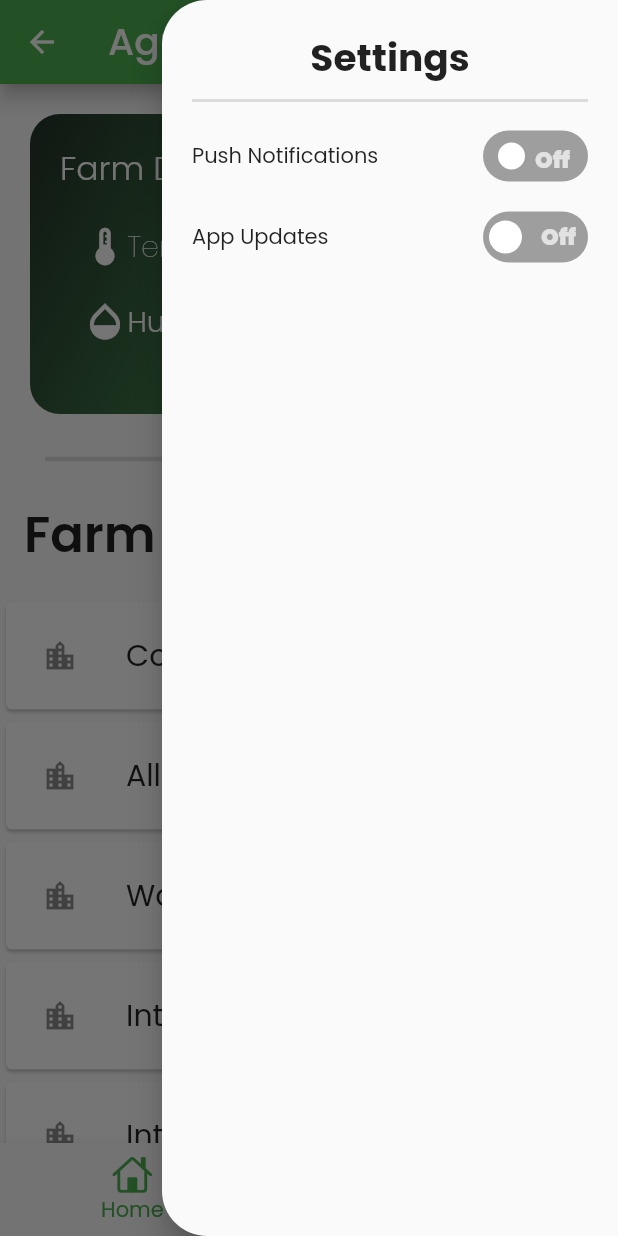
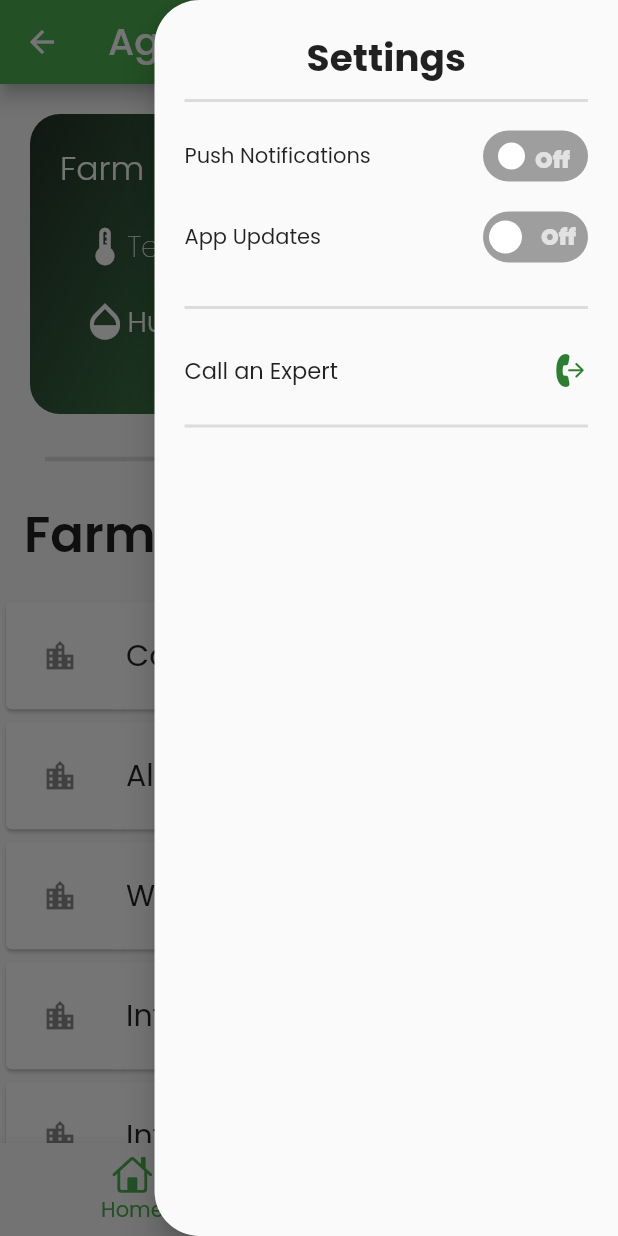
Before and after one commit to Vasudev-2308/AgroBuddy, a Flutter app: the HomeScreen screen opened directly, after a tap on the "tune" icon, on a phone screen of 412 x 824 dp. Run offline on Flutter 3.47's test engine with Material 2 defaults, Android fonts, the phone set to English and light mode, and no system bars; drawn by our look-alikes of flutter_switch; our stand-ins replace google_fonts, lottie, toast; missing offline and left inert: flutter_phone_direct_caller, flutter_vlc_player; network calls fail.

Commit message:
Made More Changes, Bug Fixes Remaining

```diff
--- a/lib/Screens/BottomNavBarPages/crop_recommender.dart
+++ b/lib/Screens/BottomNavBarPages/crop_recommender.dart
@@ -1,5 +1,6 @@
 // ignore_for_file: non_constant_identifier_names
 
+import 'package:agro_buddy/UI/loading.dart';
 import 'package:provider/provider.dart';
 import 'package:flutter/material.dart';
 
@@ -35,8 +36,11 @@ class RecommenderScreen extends StatelessWidget {
                   "Crop Recommender",
                   style: TextStyle(fontSize: 25, fontWeight: FontWeight.bold),
                 )),
-            Text(
-              cropName!.isEmpty?"Crop":cropName,
+            cropName!.isEmpty ? Container(
+              width: 90,
+              height: 90,
+              child: LoadingWidget()):Text(
+              cropName,
               style: const TextStyle(fontWeight: FontWeight.bold, fontSize: 38),
             ),
             Container(
--- a/lib/Screens/BottomNavBarPages/farmscreen.dart
+++ b/lib/Screens/BottomNavBarPages/farmscreen.dart
@@ -19,7 +19,6 @@ class _FarmState extends State<Farm> {
   VlcPlayerController controller = VlcPlayerController.network(
     "http://192.168.0.105:8081/",
     hwAcc: HwAcc.full,
-    autoPlay: true,
   );
   bool videoStatus = true;
 
--- a/lib/Screens/settings_drawer_screen.dart
+++ b/lib/Screens/settings_drawer_screen.dart
@@ -1,4 +1,6 @@
+import 'package:flutter/cupertino.dart';
 import 'package:flutter/material.dart';
+import 'package:flutter_phone_direct_caller/flutter_phone_direct_caller.dart';
 import 'package:flutter_switch/flutter_switch.dart';
 import 'package:lottie/lottie.dart';
 
@@ -10,12 +12,19 @@ class DrawerWidget extends StatefulWidget {
 }
 
 class _DrawerWidgetState extends State<DrawerWidget> {
-   bool status0 = false;
+  _callExpert() async {
+    const number = "+917090XXXXXX";
+
+    bool? res = await FlutterPhoneDirectCaller.callNumber(number);
+  }
+
+  bool status0 = false;
   bool status1 = false;
   @override
   Widget build(BuildContext context) {
     return SafeArea(
       child: Drawer(
+          width: MediaQuery.of(context).size.width * 0.75,
           elevation: 10.0,
           shape: const RoundedRectangleBorder(
             borderRadius: BorderRadius.only(
@@ -81,6 +90,49 @@ class _DrawerWidgetState extends State<DrawerWidget> {
                   ),
                 ],
               ),
+              const SizedBox(
+                height: 20,
+              ),
+              const Divider(
+                thickness: 2,
+                height: 20,
+              ),
+              const SizedBox(
+                height: 20,
+              ),
+
+              GestureDetector(
+                onTap: () {
+                  print("Calling Expert");
+                  _callExpert();
+                },
+                child: SizedBox(
+                  child: Row(
+                    mainAxisAlignment: MainAxisAlignment.spaceBetween,
+                    children: [
+                      const Text(
+                        "Call an Expert",
+                        style: TextStyle(fontSize: 15),
+                      ),
+                      Icon(
+                        CupertinoIcons.phone_fill_arrow_right,
+                        color: Colors.green[800],
+                      )
+                    ],
+                  ),
+                ),
+              ),
+
+              const SizedBox(
+                height: 20,
+              ),
+              const Divider(
+                thickness: 2,
+                height: 10,
+              ),
+              const SizedBox(
+                height: 20,
+              ),
 
               //Lottie.asset('assets/animations/loading_animation.json')
             ]),
--- a/pubspec.yaml
+++ b/pubspec.yaml
@@ -40,6 +40,7 @@ dependencies:
   provider: ^6.0.2
   shared_preferences: ^2.0.15
   toast: ^0.3.0
+  flutter_phone_direct_caller: ^2.1.1
 
 dev_dependencies:
   flutter_lints: ^2.0.0
```
Also changed, not shown: pubspec.lock, 1 other file.
